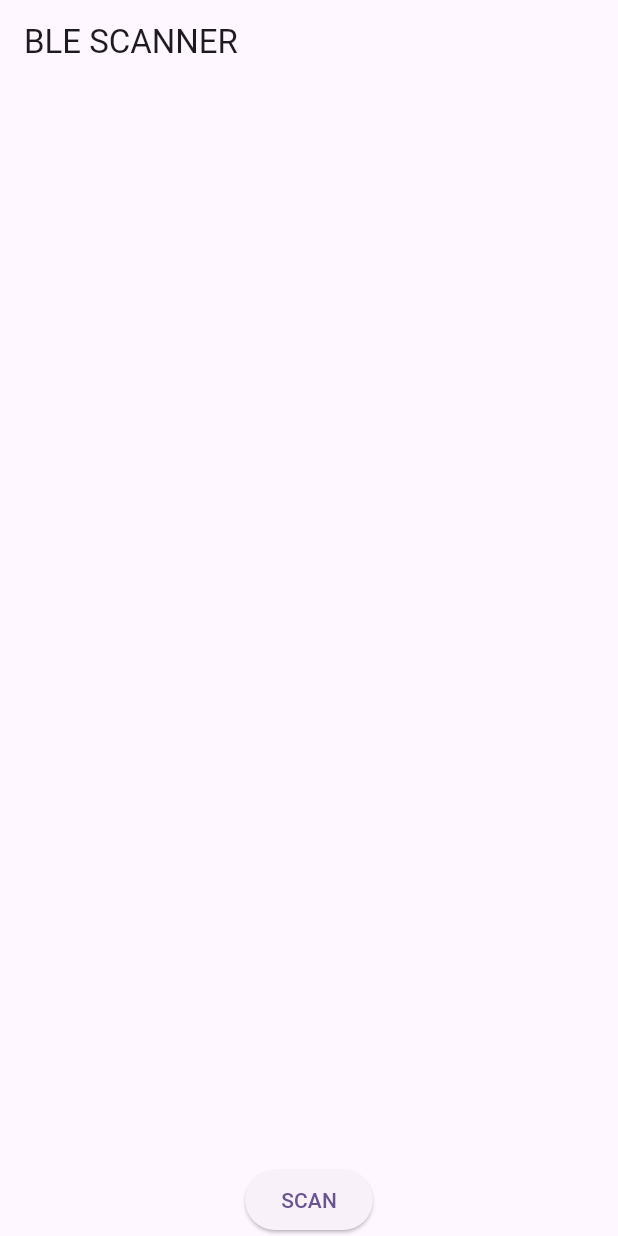
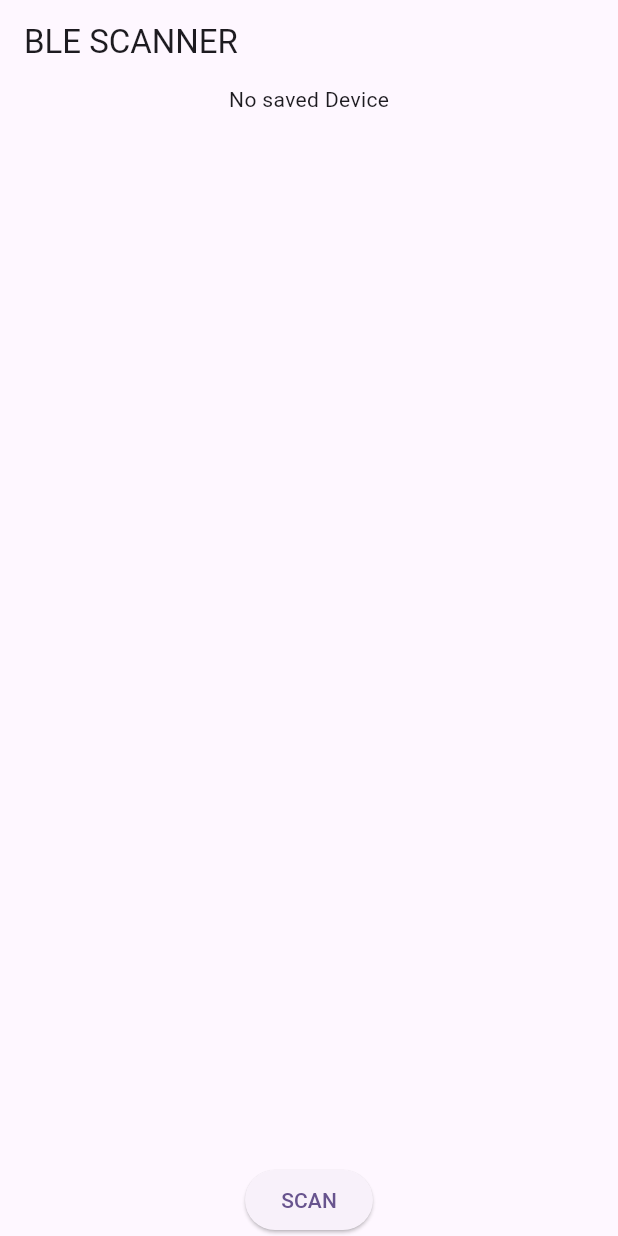
Before and after one commit to Tickthehero1992/weather_test_app_flutter, a Flutter app: the screen it shows after launch, on a phone screen of 412 x 824 dp. Run offline on Flutter 3.47's test engine with Material 3 defaults, Android fonts, the phone set to English and light mode, and no system bars; our stand-ins replace bloc, dio, flutter_bloc, flutter_blue_plus, get, permission_handler.

Commit message:
add No device to app

```diff
--- a/lib/ble_worker/ble_class_works.dart
+++ b/lib/ble_worker/ble_class_works.dart
@@ -28,9 +28,11 @@ class BLEWorker extends GetxController{
         {
           await devicePair!.connect(autoConnect: true);
           await devicePair!.connectionState.where((val) => val == BluetoothConnectionState.connected).first;
+          print("Here device!");
           return devicePair!.advName.toString();
         }
       }
+    print("Here no device");
     return "No saved Device";
 }
 
@@ -86,6 +88,7 @@ class BLEWorker extends GetxController{
    await device.connect(autoConnect: true, timeout:Duration(seconds: 15));
    await File(fileInfo).writeAsString(device.remoteId.str);
 
+
    subscribe.cancel();
   }
 }
--- a/lib/main.dart
+++ b/lib/main.dart
@@ -65,11 +65,23 @@ class _MyHomePageState extends State<MyHomePage> {
           init: BLEWorker(),
           builder: (BLEWorker controller)
           {
+
             return Center(
               child: Column(
                 mainAxisAlignment: MainAxisAlignment.center,
                 children: [
+                  FutureBuilder<String> (
+                    future: controller.firstConnection(),
+                    builder: (context, snapshot){
+                      if (snapshot.hasData) {
+                        return Text(snapshot.data!);
+                      } else {
+                        return const CircularProgressIndicator();
+                      }
+                    },
+                  ),
                   StreamBuilder<List<ScanResult>>(
+
                       stream: FlutterBluePlus.scanResults,
                       builder: (context, snapshot) {
                         if (snapshot.hasData) {
@@ -105,6 +117,7 @@ class _MyHomePageState extends State<MyHomePage> {
             );
           },
         )
+
     );
   }
 }
```
